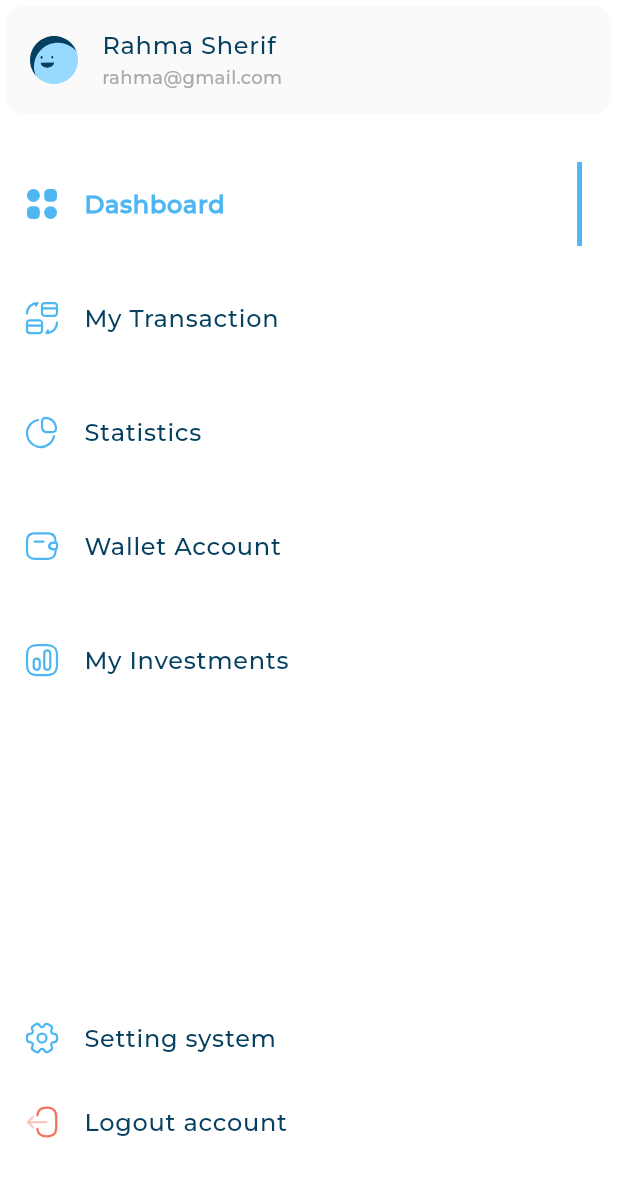
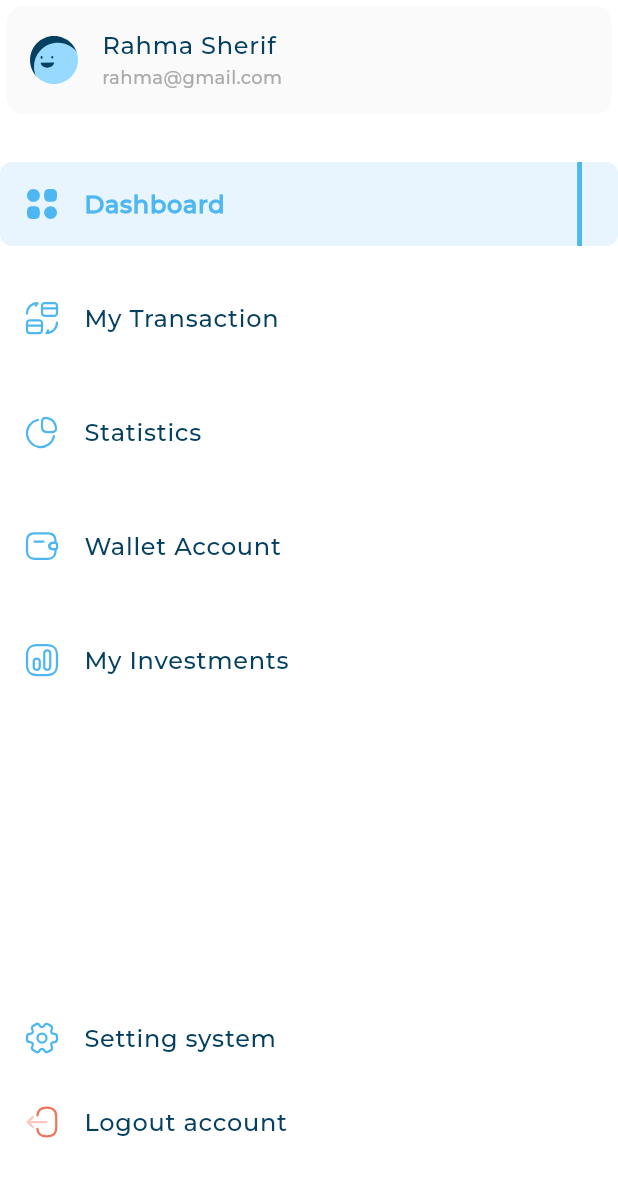
Before and after one commit to Rahma226/responsive_dash_board, a Flutter app: the CustomDrawer widget shown alone on an empty page, opened directly, on a phone screen of 412 x 824 dp. Shown: the top 1177 px of the screen. Run offline on Flutter 3.47's test engine with Material 3 defaults, Android fonts, the phone set to English and light mode, and no system bars; our stand-ins replace flutter_svg; project files that could hold a hidden picture were left out.

Commit message:
add animation to drawer item list

```diff
--- a/lib/views/dash_board_view.dart
+++ b/lib/views/dash_board_view.dart
@@ -8,6 +8,7 @@ class DashBoardView extends StatelessWidget {
   @override
   Widget build(BuildContext context) {
     return Scaffold(
+      backgroundColor:const Color(0xffF7F9FA),
       body: AdaptiveLayoutWidget(
           mobileLayout: (context) => const SizedBox(),
           tabletLayout: (context) => const SizedBox(),
--- a/lib/widgets/custom_drawer.dart
+++ b/lib/widgets/custom_drawer.dart
@@ -30,7 +30,10 @@ class CustomDrawer extends StatelessWidget {
             hasScrollBody: false,
             child: Column(
               children: [
-                Expanded(child: SizedBox()),
+                Expanded(child: SizedBox(
+                  height: 20,
+                ),
+                ),
                 InActiveDrawerItem(
                   drawerItemModel: DrawerItemModel(
                       title: 'Setting system', image: Assets.imagesSettings),
--- a/lib/widgets/drawer_items_list_view.dart
+++ b/lib/widgets/drawer_items_list_view.dart
@@ -31,9 +31,11 @@ class _DrawerItemsListViewState extends State<DrawerItemsListView> {
     return SliverList.builder(
       itemCount: items.length,
       itemBuilder: (context, index) {
+        bool isActive = activeIndex == index;
+
         return GestureDetector(
           onTap: () {
-            if (activeIndex != index) {
+            if (!isActive) {
               setState(() {
                 activeIndex = index;
               });
@@ -41,9 +43,17 @@ class _DrawerItemsListViewState extends State<DrawerItemsListView> {
           },
           child: Padding(
             padding: const EdgeInsets.only(top: 20),
-            child: DrawerItem(
-              drawerItemModel: items[index],
-              isActive: activeIndex == index,
+            child: AnimatedContainer(
+              duration: const Duration(milliseconds: 300),
+              curve: Curves.easeInOut,
+              decoration: BoxDecoration(
+                color: isActive ? Colors.blue.withOpacity(0.1) : Colors.transparent,
+                borderRadius: BorderRadius.circular(8),
+              ),
+              child: DrawerItem(
+                drawerItemModel: items[index],
+                isActive: isActive,
+              ),
             ),
           ),
         );
```
Also changed, not shown: lib/widgets/all_expenses.dart (added, +23 -0 lines), lib/widgets/all_expenses_header.dart (added, +12 -0 lines), lib/widgets/desktop_layout.dart (+12 -0 lines).
